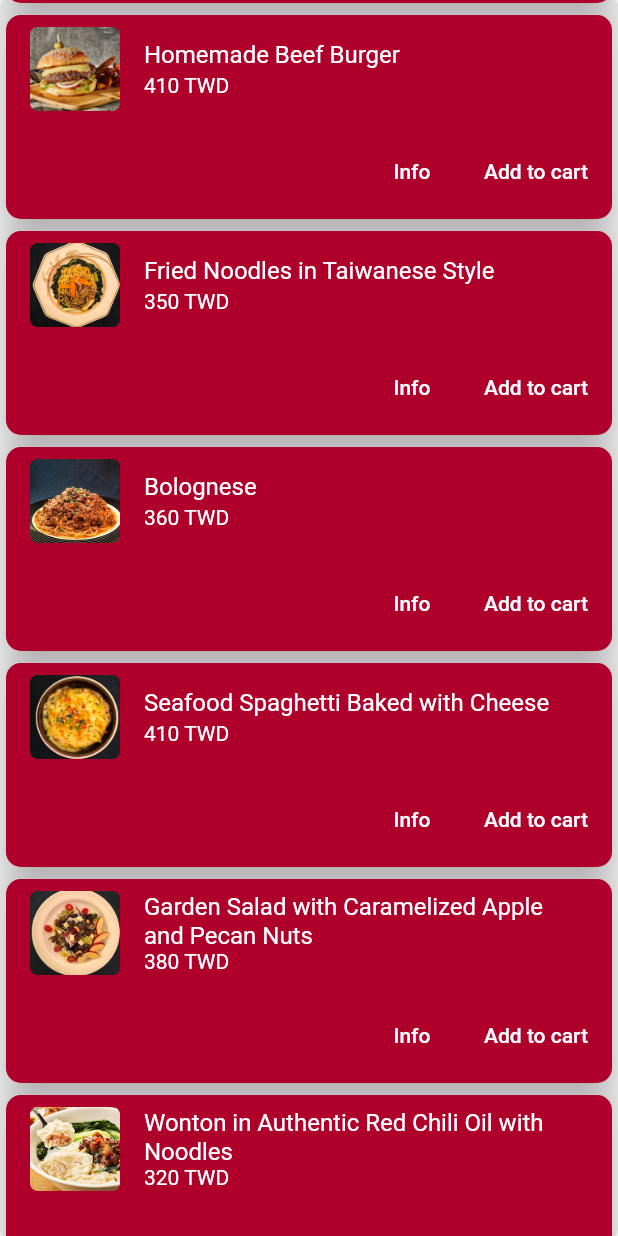
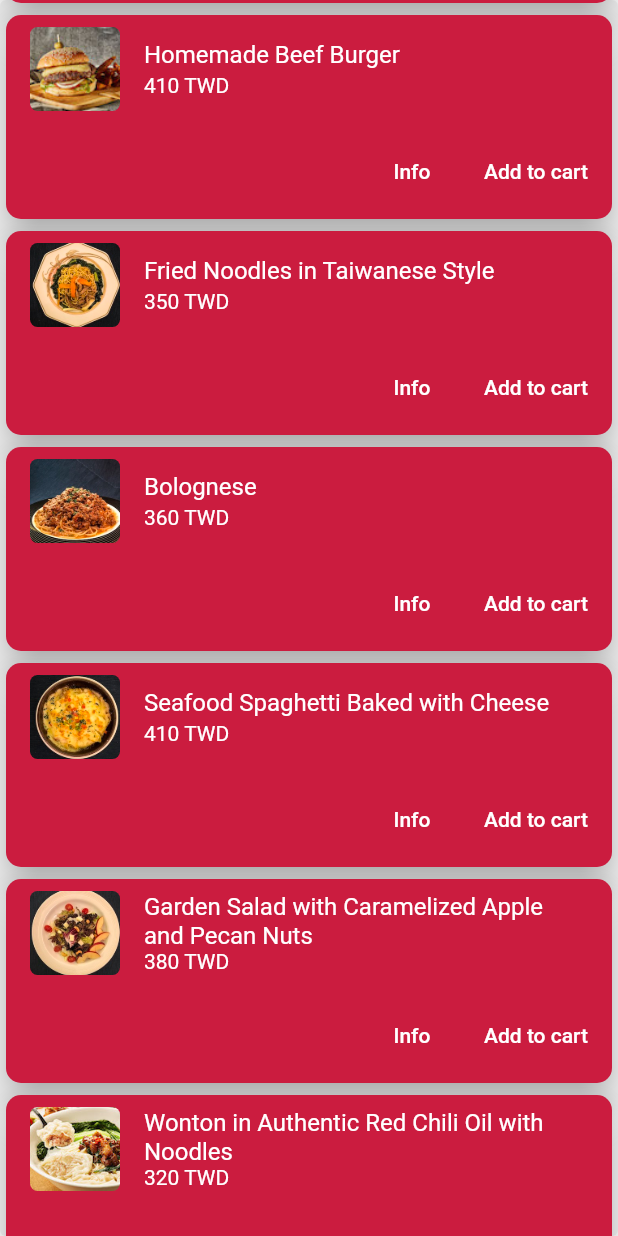
Before and after one commit to matsvandamme/sunworld_dynasty_flutter, a Flutter app: the PageViewWidget screen opened directly, scrolled down 576 dp, on a phone screen of 412 x 824 dp. Run offline on Flutter 3.47's test engine with Material 2 defaults, Android fonts, the phone set to English and light mode, and no system bars; our stand-ins replace firebase_auth, google_fonts, package_info, smooth_page_indicator; accounts and stored records are empty.

```diff
--- a/lib/main.dart
+++ b/lib/main.dart
@@ -12,12 +12,26 @@ void main() {
   );
 }
 
-class App extends StatelessWidget {
+class App extends StatefulWidget {
+  @override
+  _AppState createState() => _AppState();
+}
+
+class _AppState extends State<App> {
+  @override
+  void didChangeDependencies() {
+    super.didChangeDependencies();
+
+    precacheImage(AssetImage('assets/images/drink.jpeg'), context);
+    precacheImage(AssetImage('assets/images/food.jpeg'), context);
+    precacheImage(AssetImage('assets/images/dessert.jpeg'), context);
+  }
+
   @override
   Widget build(BuildContext context) {
     // Definition of Provider on top of all widgets to provide authentication service to other widgets
-    return Provider<AuthService>.value(
-      value: FirebaseAuthService(),
+    return Provider<AuthService>(
+      create: (_) => FirebaseAuthService(),
       child: MaterialApp(
         debugShowCheckedModeBanner: false,
         theme: ThemeData(
--- a/lib/page_modules/item_card.dart
+++ b/lib/page_modules/item_card.dart
@@ -21,7 +21,7 @@ class _StoreItemState extends State<StoreItem> {
         shape: RoundedRectangleBorder(
           borderRadius: BorderRadius.circular(10.0),
         ),
-        color: Color(0xffaf002c),
+        color: Color(0xffCB1C3F),
         elevation: 10,
         child: Column(
           mainAxisSize: MainAxisSize.min,
--- a/lib/page_modules/page_view.dart
+++ b/lib/page_modules/page_view.dart
@@ -27,36 +27,76 @@ class _PageViewWidgetState extends State<PageViewWidget> {
   Widget build(BuildContext context) {
     return Scaffold(
       key: _scaffoldKey,
+      body: PageViewDriver(
+          currentPageNotifier: _currentPageNotifier,
+          controller: controller,
+          scrollDirection: scrollDirection),
+    );
+  }
+}
 
-      ///A Page View with 3 children
-      body: PageView(
+class PageViewDriver extends StatelessWidget {
+  const PageViewDriver({
+    Key key,
+    @required ValueNotifier<int> currentPageNotifier,
+    @required this.controller,
+    @required this.scrollDirection,
+  })  : _currentPageNotifier = currentPageNotifier,
+        super(key: key);
+
+  final ValueNotifier<int> _currentPageNotifier;
+  final PageController controller;
+  final Axis scrollDirection;
+
+  @override
+  Widget build(BuildContext context) {
+    return PageView(
       onPageChanged: (int index) {
         _currentPageNotifier.value = index;
       },
       physics: BouncingScrollPhysics(),
       controller: controller,
       scrollDirection: scrollDirection,
-
-        ///Enable physics property to provide your PageView with a
-        ///custom scroll behaviour
-        ///Here BouncingScrollPhysics will pull back the boundary
-        ///item (first or last) if the user tries to scroll further.
-        //physics: BouncingScrollPhysics(),
       pageSnapping: true,
       children: <Widget>[
-          Container(
-            color: Colors.white,
+        FoodPage(),
+        DrinkPage(),
+        DessertPage(),
+      ],
+    );
+  }
+}
+
+class DessertPage extends StatelessWidget {
+  const DessertPage({
+    Key key,
+  }) : super(key: key);
+
+  @override
+  Widget build(BuildContext context) {
+    return Container(
+      color: Colors.transparent,
       child: Card(
         color: Color(0xffeeeeee),
         elevation: 0,
         margin: EdgeInsets.all(0),
         child: Center(
-                child: FoodMenu(),
+          child: DessertMenu(),
         ),
       ),
-          ),
-          Container(
-            color: Colors.white,
+    );
+  }
+}
+
+class DrinkPage extends StatelessWidget {
+  const DrinkPage({
+    Key key,
+  }) : super(key: key);
+
+  @override
+  Widget build(BuildContext context) {
+    return Container(
+      color: Colors.transparent,
       child: Card(
         color: Colors.white,
         elevation: 0,
@@ -65,19 +105,26 @@ class _PageViewWidgetState extends State<PageViewWidget> {
           child: DrinksMenu(),
         ),
       ),
-          ),
-          Container(
-            color: Colors.white,
+    );
+  }
+}
+
+class FoodPage extends StatelessWidget {
+  const FoodPage({
+    Key key,
+  }) : super(key: key);
+
+  @override
+  Widget build(BuildContext context) {
+    return Container(
+      color: Colors.transparent,
       child: Card(
         color: Color(0xffeeeeee),
         elevation: 0,
         margin: EdgeInsets.all(0),
         child: Center(
-                child: DessertMenu(),
+          child: FoodMenu(),
         ),
-            ),
-          ),
-        ],
       ),
     );
   }
--- a/lib/pages/dessert_menu.dart
+++ b/lib/pages/dessert_menu.dart
@@ -10,13 +10,12 @@ class DessertMenu extends StatefulWidget {
 }
 
 class _DessertMenuState extends State<DessertMenu> {
-  Image dessertImage;
+  Image dessertImage = Image.asset('assets/images/dessert.jpeg',fit: BoxFit.cover,);
 
   @override
   void initState() {
     // adjust the provider based on the image type
     super.initState();
-    dessertImage = Image.asset('assets/images/dessert.jpeg', fit: BoxFit.cover);
   }
 
   @override
@@ -32,6 +31,7 @@ class _DessertMenuState extends State<DessertMenu> {
       physics: const BouncingScrollPhysics(),
       slivers: <Widget>[
         SliverAppBar(
+          backgroundColor: Color(0xffCB1C3F),
           pinned: false,
           expandedHeight: 150,
           flexibleSpace: FlexibleSpaceBar(
--- a/lib/pages/food_menu.dart
+++ b/lib/pages/food_menu.dart
@@ -10,8 +10,10 @@ class FoodMenu extends StatefulWidget {
 }
 
 class _FoodMenuState extends State<FoodMenu> {
-
-  final foodImage = Image.asset('assets/images/food.jpeg', fit: BoxFit.cover);
+  Image foodImage = Image.asset(
+    'assets/images/food.jpeg',
+    fit: BoxFit.cover,
+  );
 
   @override
   void initState() {
@@ -22,8 +24,6 @@ class _FoodMenuState extends State<FoodMenu> {
   @override
   void didChangeDependencies() {
     super.didChangeDependencies();
-
-    precacheImage(foodImage.image, context);
   }
 
   @override
@@ -32,10 +32,11 @@ class _FoodMenuState extends State<FoodMenu> {
       physics: const BouncingScrollPhysics(),
       slivers: <Widget>[
         SliverAppBar(
+          backgroundColor: Color(0xffCB1C3F),
           pinned: false,
           expandedHeight: 150,
           flexibleSpace: FlexibleSpaceBar(
-            //collapseMode: CollapseMode.parallax,
+            collapseMode: CollapseMode.parallax,
             title: Text("Food"),
             background: ImageFiltered(
               child: foodImage,
```
Also changed, not shown: lib/pages/drinks_menu.dart (+5 -4 lines), lib/pages/landing_page.dart (+11 -5 lines), lib/pages/login_page.dart (+1 -20 lines), lib/pages/welcome_screen.dart (+22 -18 lines). Lines whose indentation alone changed are shown as unchanged.
